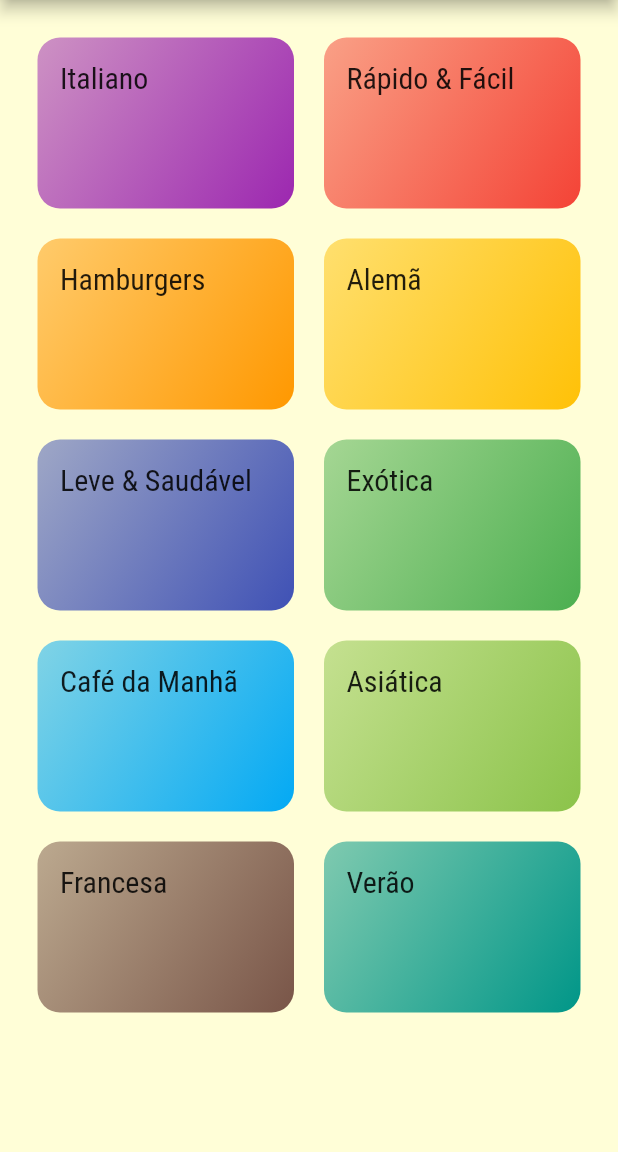
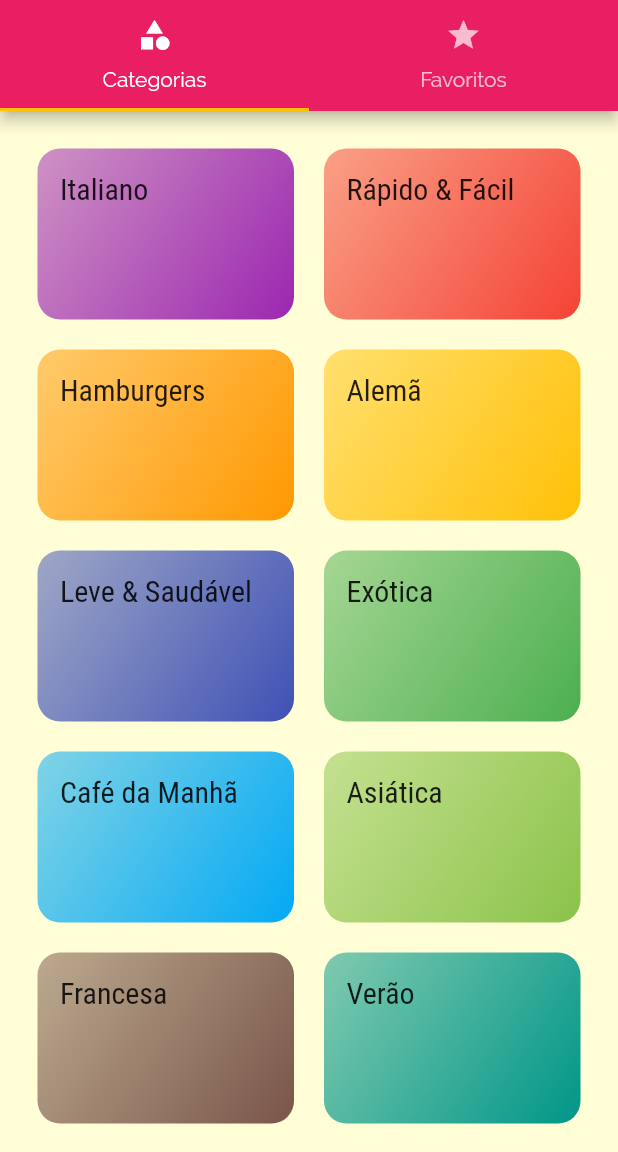
Before and after one commit to lucasbiancogs/meals, a Flutter app: the screen it shows after launch, on a phone screen of 412 x 824 dp, the part 84-1236 px from its top. Run offline on Flutter 3.47's test engine with Material 2 defaults, Android fonts, the phone set to English and light mode, and no system bars.

Commit message:
Adding Top Tab Navigation

```diff
--- a/lib/main.dart
+++ b/lib/main.dart
@@ -1,6 +1,7 @@
 import 'dart:ui';
+import 'package:flutter/material.dart';
 
-import 'package:flutter/material.dart';
+import 'screens/tabs_screen.dart';
 import 'screens/meal_detail_screen.dart';
 import 'screens/categories_screen.dart';
 import 'screens/categories_meals_screen.dart';
@@ -23,7 +24,7 @@ class MyApp extends StatelessWidget {
               headline6:
                   TextStyle(fontSize: 20, fontFamily: 'RobotoCondensed'))),
       routes: {
-        AppRoutes.HOME: (ctx) => CategoriesScreen(),
+        AppRoutes.HOME: (ctx) => TabsScreen(),
         AppRoutes.CATEGORIES_MEALS: (ctx) => CategoriesMealsScreen(),
         AppRoutes.MEAL_DETAIL: (ctx) => MealDetailScreen(),
       },
--- a/lib/screens/categories_screen.dart
+++ b/lib/screens/categories_screen.dart
@@ -6,11 +6,7 @@ import '../data/dummy_data.dart';
 class CategoriesScreen extends StatelessWidget {
   @override
   Widget build(BuildContext context) {
-    return Scaffold(
-      appBar: AppBar(
-        title: Text('Vamos Cozinhar'),
-      ),
-      body: GridView(
+    return GridView(
         padding: const EdgeInsets.all(25),
         gridDelegate: SliverGridDelegateWithMaxCrossAxisExtent(
           maxCrossAxisExtent: 200,
@@ -21,7 +17,6 @@ class CategoriesScreen extends StatelessWidget {
         children: DUMMY_CATEGORIES.map((cat) {
           return CategoryItem(cat);
         }).toList(),
-      ),
-    );
+      );
   }
 }
--- /dev/null
+++ b/lib/screens/tabs_screen.dart
@@ -0,0 +1,36 @@
+import 'package:flutter/material.dart';
+
+import 'categories_screen.dart';
+import 'favorite_screen.dart';
+
+class TabsScreen extends StatelessWidget {
+  @override
+  Widget build(BuildContext context) {
+    return DefaultTabController(
+      length: 2,
+      child: Scaffold(
+        appBar: AppBar(
+          title: Text('Vamos Cozinhar'),
+          bottom: TabBar(
+            tabs: <Widget>[
+              Tab(
+                icon: Icon(Icons.category),
+                text: 'Categorias',
+              ),
+              Tab(
+                icon: Icon(Icons.star),
+                text: 'Favoritos',
+              ),
+            ],
+          ),
+        ),
+        body: TabBarView(
+          children: <Widget>[
+            CategoriesScreen(),
+            FavoriteScreen(),
+          ],
+        ),
+      ),
+    );
+  }
+}
```
Also changed, not shown: lib/screens/favorite_screen.dart (added, +11 -0 lines), lib/screens/meal_detail_screen.dart (+66 -2 lines).
